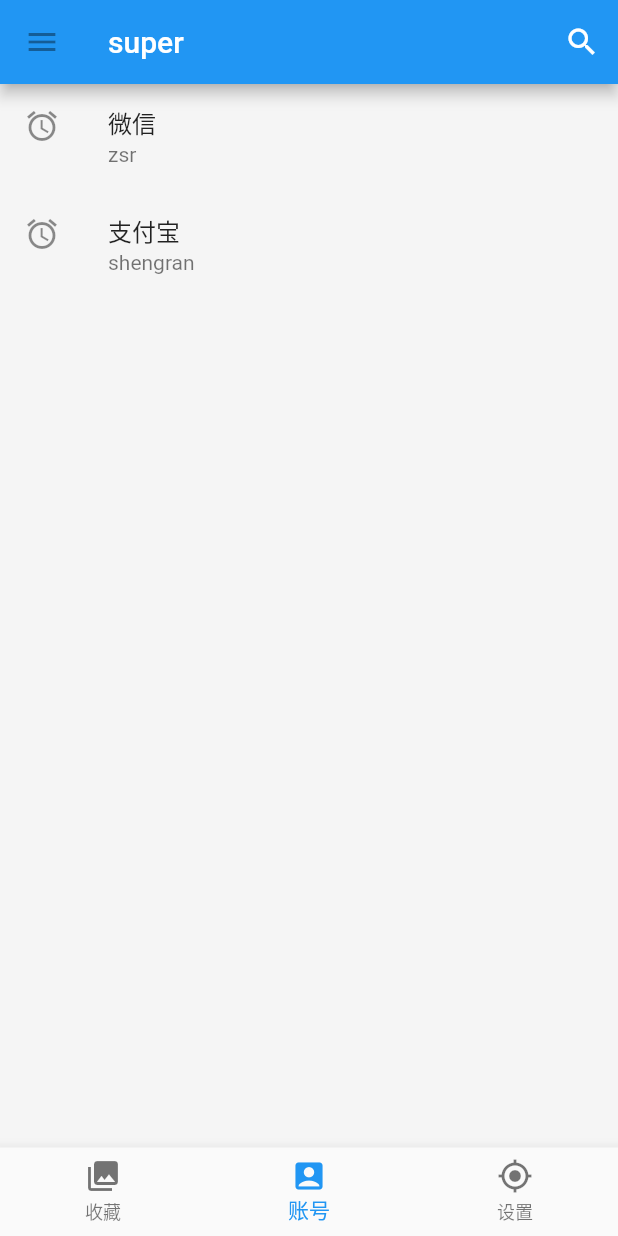
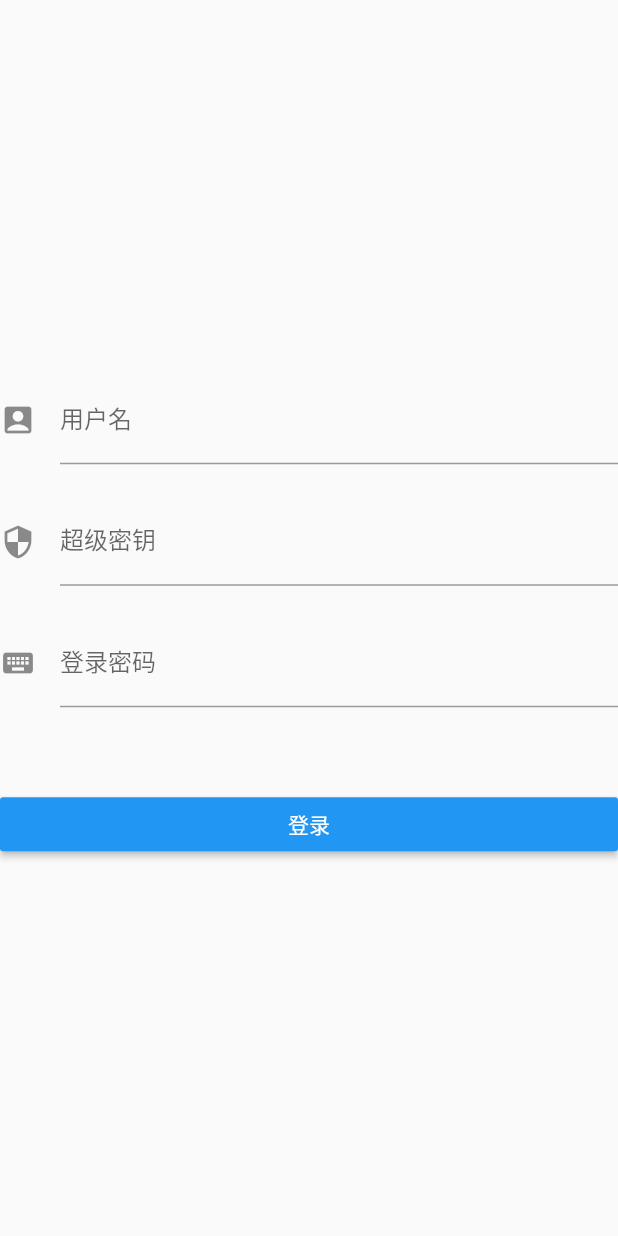
Before and after one commit to zsr251/super_pass_app, a Flutter app: the screen it shows after launch, on a phone screen of 412 x 824 dp. Run offline on Flutter 3.47's test engine with Material 2 defaults, Android fonts, the phone set to English and light mode, and no system bars; our stand-ins replace convert, dio, shared_preferences; missing offline and left inert: dbcrypt, encrypt; statements that could not run were skipped.

Commit message:
初始化可查看版本

```diff
--- /dev/null
+++ b/lib/common/config.dart
@@ -0,0 +1,16 @@
+class Config {
+  static const PAGE_SIZE = 20;
+  static const DEBUG = true;
+
+  /// //////////////////////////////////////常量////////////////////////////////////// ///
+  static const TOKEN_KEY = "token";
+  static const USER_NAME_KEY = "user-name";
+  static const SUPER_PASS_KEY = "user-super";
+  static const P_MD5_KEY = "user-p";
+  static const USER_INFO = "user-info";
+  static const LANGUAGE_SELECT = "language-select";
+  static const LANGUAGE_SELECT_NAME = "language-select-name";
+  static const REFRESH_LANGUAGE = "refreshLanguageApp";
+  static const THEME_COLOR = "theme-color";
+  static const LOCALE = "locale";
+}
--- /dev/null
+++ b/lib/common/local_storage.dart
@@ -0,0 +1,21 @@
+
+import 'package:shared_preferences/shared_preferences.dart';
+
+///SharedPreferences 本地存储
+class LocalStorage {
+
+  static save(String key, value) async {
+    SharedPreferences prefs = await SharedPreferences.getInstance();
+    prefs.setString(key, value);
+  }
+
+  static get(String key) async {
+    SharedPreferences prefs = await SharedPreferences.getInstance();
+    return prefs.get(key);
+  }
+
+  static remove(String key) async {
+    SharedPreferences prefs = await SharedPreferences.getInstance();
+    prefs.remove(key);
+  }
+}
--- a/lib/main.dart
+++ b/lib/main.dart
@@ -1,4 +1,6 @@
 import 'package:flutter/material.dart';
+import 'package:super_pass_app/page/login.page.dart';
+import 'package:super_pass_app/page/welcome_page.dart';
 import 'package:super_pass_app/widget/content_list.dart';
 
 void main() => runApp(App());
@@ -8,7 +10,12 @@ class App extends StatelessWidget {
   Widget build(BuildContext context) {
     return MaterialApp(
       debugShowCheckedModeBanner: false,
-      home: ContentList(),
+      initialRoute: '/',
+      routes: {
+        '/' : (context) => WelcomePage(),
+        '/home' : (context) => ContentList(),
+        '/login' : (context) => LoginPage(),
+      },
     );
   }
 }
--- a/lib/model/app_account.dart
+++ b/lib/model/app_account.dart
@@ -1,12 +1,17 @@
 import 'package:json_annotation/json_annotation.dart';
+import 'package:super_pass_app/common/encrypt_util.dart';
 
 @JsonSerializable()
 class AppAccount {
+  final int id;
   final String icon;
   final String appName;
   final String showUserName;
   final String password;
-  String get showPassword => password;
-  AppAccount(this.icon, this.appName, this.showUserName, this.password);
 
+  String getShowPassword(superPass) =>
+      EncrypUtil.decryptedAES(password, superPass);
+
+  AppAccount(
+      this.id, this.icon, this.appName, this.showUserName, this.password);
 }
--- /dev/null
+++ b/lib/page/login.page.dart
@@ -0,0 +1,178 @@
+import 'dart:convert';
+
+import 'package:dio/dio.dart';
+import 'package:flutter/material.dart';
+import 'package:super_pass_app/common/api.dart';
+import 'package:super_pass_app/common/config.dart';
+import 'package:super_pass_app/common/encrypt_util.dart';
+import 'package:super_pass_app/common/local_storage.dart';
+
+class LoginPage extends StatefulWidget {
+  LoginPage({Key key}) : super(key: key);
+
+  _LoginPageState createState() => _LoginPageState();
+}
+
+class _LoginPageState extends State<LoginPage> {
+  final loginFormKey = GlobalKey<FormState>();
+  // 用户名
+  var _userName = "";
+  // 用户登录密码
+  var _password = "";
+  // 用户超级密码
+  var _superPass = "";
+  final TextEditingController userController = new TextEditingController();
+  final TextEditingController pwController = new TextEditingController();
+  final TextEditingController superController = new TextEditingController();
+
+  initParams() async {
+    _userName = await LocalStorage.get(Config.USER_NAME_KEY);
+    _superPass = await LocalStorage.get(Config.SUPER_PASS_KEY);
+
+    userController.value = new TextEditingValue(text: _userName ?? "");
+    superController.value = new TextEditingValue(text: _superPass ?? "");
+  }
+
+  @override
+  void initState() {
+    super.initState();
+    initParams();
+  }
+
+  // 提交
+  _submitLoginForm() {
+    loginFormKey.currentState.save();
+    if (!loginFormKey.currentState.validate()) {
+      return;
+    }
+    _login();
+  }
+
+  // 登录
+  _login() async {
+    String S = EncrypUtil.generateMd5('$_superPass$_password');
+    String bc = await Future(()=> EncrypUtil.bcrypt(S));
+    final m = {
+      'superPass': bc,
+      'userName': _userName
+    };
+    String mjson = jsonEncode(m);
+    Future<dynamic> res = httpManager.netFetch(
+        '${API.BASE_URL}${API.LOGIN_PATH}',
+        mjson,
+        {"client": 3},
+        Options(method: "post"));
+    res.then((value) {
+      print(value);
+      // 成功
+      if (value['c'] == '1') {
+        LocalStorage.save(Config.SUPER_PASS_KEY, _superPass);
+        LocalStorage.save(Config.USER_NAME_KEY, _userName);
+        LocalStorage.save(Config.P_MD5_KEY, S);
+        LocalStorage.save(Config.TOKEN_KEY, value['d']['token']);
+        Navigator.pushReplacementNamed(context, '/home');
+      } else {
+        // 失败
+        showDialog(
+            context: context,
+            builder: (BuildContext context) {
+              return AlertDialog(
+                title: Text('登录失败'),
+                content: Text(value['m']),
+              );
+            });
+      }
+    });
+  }
+
+  String _valiateUserName(value) {
+    print('valiate $value');
+    if (value.isEmpty) {
+      return 'user name is empty';
+    }
+    return null;
+  }
+
+  String _valiatePassword(value) {
+    print('valiate $value');
+    if (value.isEmpty) {
+      return 'login password is empty';
+    }
+    return null;
+  }
+
+  String _valiateSuperPass(value) {
+    print('valiate $value');
+    if (value.isEmpty) {
+      return 'super password is empty';
+    }
+    return null;
+  }
+
+  @override
+  Widget build(BuildContext context) {
+    return Container(
+      child: Scaffold(
+        body: Form(
+          key: loginFormKey,
+          child: Column(
+            mainAxisAlignment: MainAxisAlignment.center,
+            children: <Widget>[
+              TextFormField(
+                  onSaved: (value) {
+                    _userName = value.trim();
+                  },
+                  validator: _valiateUserName,
+                  controller: userController,
+                  decoration: InputDecoration(
+                    icon: Icon(Icons.account_box),
+                    labelText: '用户名',
+                    helperText: '',
+                    hintText: 'user name',
+                  )),
+              TextFormField(
+                  onSaved: (value) {
+                    _superPass = value.trim().toUpperCase();
+                  },
+                  validator: _valiateSuperPass,
+                  controller: superController,
+                  decoration: InputDecoration(
+                    icon: Icon(Icons.security),
+                    labelText: '超级密钥',
+                    helperText: '',
+                    hintText: 'super pass',
+                  )),
+              TextFormField(
+                  onSaved: (value) {
+                    _password = value.trim();
+                  },
+                  obscureText: true,
+                  validator: _valiatePassword,
+                  controller: pwController,
+                  decoration: InputDecoration(
+                    icon: Icon(Icons.keyboard),
+                    labelText: '登录密码',
+                    helperText: '',
+                    hintText: 'password',
+                  )),
+              SizedBox(
+                height: 32.0,
+              ),
+              Container(
+                width: double.infinity,
+                child: RaisedButton(
+                  color: Theme.of(context).accentColor,
+                  child: Text(
+                    '登录',
+                    style: TextStyle(color: Colors.white),
+                  ),
+                  onPressed: _submitLoginForm,
+                ),
+              )
+            ],
+          ),
+        ),
+      ),
+    );
+  }
+}
--- a/pubspec.yaml
+++ b/pubspec.yaml
@@ -24,6 +24,11 @@ dependencies:
   # Use with the CupertinoIcons class for iOS style icons.
   cupertino_icons: ^0.1.2
   json_serializable: ^3.2.2
+  encrypt: ^3.3.1
+  dbcrypt: ^1.0.0
+  shared_preferences: ^0.5.3
+  dio: ^2.1.16
+
 dev_dependencies:
   flutter_test:
     sdk: flutter
```
Also changed, not shown: lib/common/api.dart (added, +71 -0 lines), lib/common/code.dart (added, +21 -0 lines), lib/common/encrypt_util.dart (added, +43 -0 lines), lib/common/result_data.dart (added, +10 -0 lines), lib/page/welcome_page.dart (added, +95 -0 lines), lib/widget/content_list.dart (+89 -18 lines), lib/page/home_page.dart (added), lib/page/register_page.dart (added), pubspec.lock.
